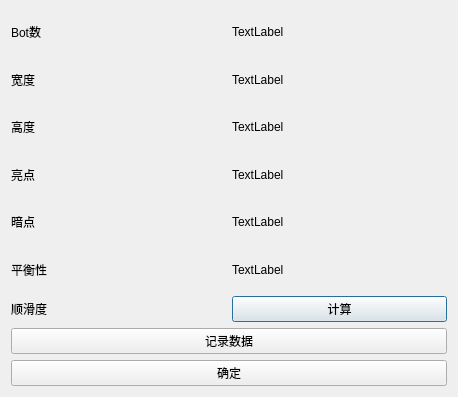
Old version of the form dialogstat.ui in the repository LiJiabo/GameMapGeneration.
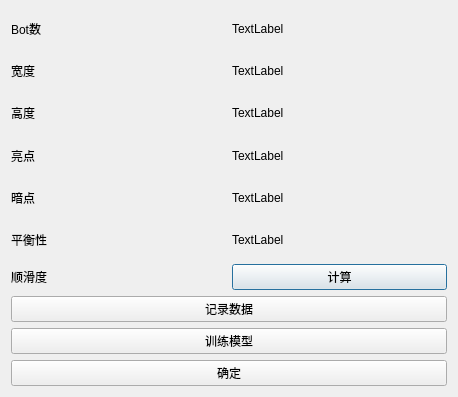
New version of the form.

Commit message: 下一步任务：实现机器学习

The edit to the form file:
```diff
--- a/dialogstat.ui
+++ b/dialogstat.ui
@@ -123,6 +123,13 @@
      </property>
     </widget>
    </item>
+   <item>
+    <widget class="QPushButton" name="pushButtonTrain">
+     <property name="text">
+      <string>训练模型</string>
+     </property>
+    </widget>
+   </item>
    <item>
     <widget class="QPushButton" name="pushButtonOK">
      <property name="text">
```
The commit also changes 2 other files.
